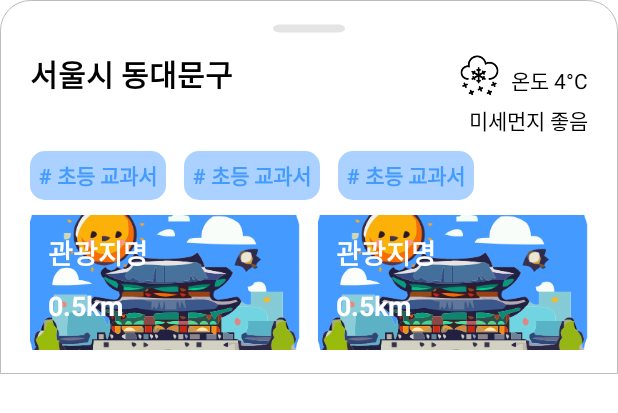
After one commit to ParkChiUng/My_Ai_Tirp, an Android app: the layout fragment_tour_map_bottom_sheet.xml on its own in the app's theme, with its tools: preview values and no code run, on a phone screen of 412 x 824 dp. The commit adds this screen. Shown: the top 413 px of the screen. Run offline under Robolectric (Android 15) with nearby library versions, the phone set to English and light mode, and no system bars.

Commit message:
[UI] 지도로 보기 화면 구성 - 지도로 보기 화면 레이아웃 - 아래 바텀 시트 레이아웃 - 관광지 상세 바텀시트 레이아웃 - 현재 위치 버튼 ui/#39

```diff
--- /dev/null
+++ b/app/src/main/res/drawable/ic_bottom_sheet_indicator.xml
@@ -0,0 +1,9 @@
+<vector xmlns:android="http://schemas.android.com/apk/res/android"
+    android:width="48dp"
+    android:height="6dp"
+    android:viewportWidth="48"
+    android:viewportHeight="10">
+    <path
+        android:pathData="M48,5C48,6.193 47.526,7.338 46.682,8.182C45.838,9.026 44.694,9.5 43.5,9.5H4.5C3.307,9.5 2.162,9.026 1.318,8.182C0.474,7.338 0,6.193 0,5C0,3.807 0.474,2.662 1.318,1.818C2.162,0.974 3.307,0.5 4.5,0.5H43.5C44.694,0.5 45.838,0.974 46.682,1.818C47.526,2.662 48,3.807 48,5Z"
+        android:fillColor="#E4E4E4"/>
+</vector>
--- /dev/null
+++ b/app/src/main/res/drawable/rectangle_fill_white_border_r20.xml
@@ -0,0 +1,7 @@
+<?xml version="1.0" encoding="utf-8"?>
+<shape xmlns:android="http://schemas.android.com/apk/res/android"
+    android:shape="rectangle">
+    <solid android:color="@color/white"/>
+    <stroke android:width="0.3dp" android:color="@color/gray_400" />
+    <corners android:topRightRadius="20dp" android:topLeftRadius="20dp"/>
+</shape>
--- /dev/null
+++ b/app/src/main/res/layout/fragment_tour_map_bottom_sheet.xml
@@ -0,0 +1,104 @@
+<?xml version="1.0" encoding="utf-8"?>
+<androidx.constraintlayout.widget.ConstraintLayout xmlns:android="http://schemas.android.com/apk/res/android"
+    xmlns:app="http://schemas.android.com/apk/res-auto"
+    xmlns:tools="http://schemas.android.com/tools"
+    android:layout_width="match_parent"
+    android:layout_height="wrap_content"
+    android:background="@drawable/rectangle_fill_white_border_r20"
+    android:maxHeight="300dp"
+    android:paddingBottom="16dp"
+    app:behavior_draggable="true"
+    app:behavior_hideable="true"
+    app:behavior_peekHeight="124dp"
+    app:layout_behavior="@string/bottom_sheet_behavior">
+
+    <androidx.appcompat.widget.AppCompatImageView
+        android:id="@+id/indicator_bottom_sheet"
+        android:layout_width="wrap_content"
+        android:layout_height="wrap_content"
+        android:layout_gravity="center_horizontal"
+        android:layout_marginTop="16dp"
+        android:src="@drawable/ic_bottom_sheet_indicator"
+        app:layout_constraintBottom_toTopOf="@id/tv_tour_map_bottom_sheet_loc_name"
+        app:layout_constraintEnd_toEndOf="parent"
+        app:layout_constraintStart_toStartOf="parent"
+        app:layout_constraintTop_toTopOf="parent" />
+
+    <com.google.android.material.textview.MaterialTextView
+        android:id="@+id/tv_tour_map_bottom_sheet_loc_name"
+        android:layout_width="wrap_content"
+        android:layout_height="wrap_content"
+        android:layout_marginStart="20dp"
+        android:layout_marginTop="12dp"
+        android:textColor="@color/black"
+        android:maxLines="1"
+        android:textSize="20sp"
+        android:textStyle="bold"
+        app:layout_constraintStart_toStartOf="parent"
+        app:layout_constraintTop_toBottomOf="@+id/indicator_bottom_sheet"
+        tools:text="서울시 동대문구" />
+
+    <androidx.appcompat.widget.AppCompatImageView
+        android:id="@+id/iv_tour_map_bottom_sheet_weather"
+        android:layout_width="0dp"
+        android:layout_height="0dp"
+        android:layout_marginEnd="6dp"
+        android:scaleType="centerCrop"
+        app:layout_constraintBottom_toBottomOf="@id/tv_tour_map_bottom_sheet_loc_name"
+        app:layout_constraintDimensionRatio="1:1"
+        app:layout_constraintEnd_toStartOf="@id/tv_tour_map_bottom_sheet_loc_temperature"
+        app:layout_constraintTop_toTopOf="@id/tv_tour_map_bottom_sheet_loc_name"
+        tools:src="@drawable/ic_weather_snowing" />
+
+    <com.google.android.material.textview.MaterialTextView
+        android:id="@+id/tv_tour_map_bottom_sheet_loc_temperature"
+        android:layout_width="wrap_content"
+        android:layout_height="0dp"
+        android:layout_marginStart="20dp"
+        android:layout_marginEnd="20dp"
+        android:textColor="@color/black"
+        android:textSize="14sp"
+        android:maxLines="1"
+        app:layout_constraintBottom_toBottomOf="@id/tv_tour_map_bottom_sheet_loc_name"
+        app:layout_constraintEnd_toEndOf="parent"
+        tools:text="온도 4°C" />
+
+    <com.google.android.material.textview.MaterialTextView
+        android:id="@+id/tv_tour_map_bottom_sheet_loc_dust"
+        android:layout_width="wrap_content"
+        android:layout_height="wrap_content"
+        android:layout_marginStart="20dp"
+        android:layout_marginTop="6dp"
+        android:textColor="@color/black"
+        android:textSize="14sp"
+        android:maxLines="1"
+        app:layout_constraintEnd_toEndOf="@id/tv_tour_map_bottom_sheet_loc_temperature"
+        app:layout_constraintTop_toBottomOf="@id/tv_tour_map_bottom_sheet_loc_temperature"
+        tools:text="미세먼지 좋음" />
+
+    <androidx.recyclerview.widget.RecyclerView
+        android:id="@+id/rv_tour_map_bottom_sheet_tag"
+        android:layout_width="0dp"
+        android:layout_height="wrap_content"
+        android:layout_marginTop="10dp"
+        android:orientation="horizontal"
+        tools:listitem="@layout/item_tour_map_bottom_sheet_tag"
+        app:layoutManager="androidx.recyclerview.widget.LinearLayoutManager"
+        app:layout_constraintEnd_toEndOf="@id/tv_tour_map_bottom_sheet_loc_temperature"
+        app:layout_constraintStart_toStartOf="@id/tv_tour_map_bottom_sheet_loc_name"
+        app:layout_constraintTop_toBottomOf="@id/tv_tour_map_bottom_sheet_loc_dust" />
+
+    <androidx.recyclerview.widget.RecyclerView
+        android:id="@+id/rv_tour_map_bottom_sheet_tour"
+        android:layout_width="0dp"
+        android:layout_height="wrap_content"
+        android:layout_marginTop="10dp"
+        android:layout_marginBottom="10dp"
+        android:orientation="horizontal"
+        tools:listitem="@layout/item_tour_map_bottom_sheet_tour"
+        app:layoutManager="androidx.recyclerview.widget.LinearLayoutManager"
+        app:layout_constraintEnd_toEndOf="@+id/rv_tour_map_bottom_sheet_tag"
+        app:layout_constraintStart_toStartOf="@id/rv_tour_map_bottom_sheet_tag"
+        app:layout_constraintTop_toBottomOf="@+id/rv_tour_map_bottom_sheet_tag" />
+
+</androidx.constraintlayout.widget.ConstraintLayout>
--- /dev/null
+++ b/app/src/main/res/layout/item_tour_map_bottom_sheet_tag.xml
@@ -0,0 +1,23 @@
+<?xml version="1.0" encoding="utf-8"?>
+<androidx.constraintlayout.widget.ConstraintLayout xmlns:android="http://schemas.android.com/apk/res/android"
+    xmlns:app="http://schemas.android.com/apk/res-auto"
+    xmlns:tools="http://schemas.android.com/tools"
+    android:layout_marginEnd="12dp"
+    android:layout_width="wrap_content"
+    android:layout_height="wrap_content">
+
+    <com.google.android.material.textview.MaterialTextView
+        android:id="@+id/tv_item_tour_map_bottom_sheet_tag_name"
+        android:layout_width="wrap_content"
+        android:layout_height="wrap_content"
+        android:background="@drawable/rectangle_fill_light_blue_10"
+        android:padding="6dp"
+        android:textColor="@color/main_blue"
+        android:textStyle="bold"
+        app:layout_constraintBottom_toBottomOf="parent"
+        app:layout_constraintEnd_toEndOf="parent"
+        app:layout_constraintStart_toStartOf="parent"
+        app:layout_constraintTop_toTopOf="parent"
+        tools:text="# 초등 교과서" />
+
+</androidx.constraintlayout.widget.ConstraintLayout>
--- /dev/null
+++ b/app/src/main/res/layout/item_tour_map_bottom_sheet_tour.xml
@@ -0,0 +1,49 @@
+<?xml version="1.0" encoding="utf-8"?>
+<androidx.constraintlayout.widget.ConstraintLayout xmlns:android="http://schemas.android.com/apk/res/android"
+    xmlns:app="http://schemas.android.com/apk/res-auto"
+    xmlns:tools="http://schemas.android.com/tools"
+    android:layout_marginEnd="12dp"
+    android:layout_width="180dp"
+    android:layout_height="90dp">
+
+    <com.google.android.material.imageview.ShapeableImageView
+        android:id="@+id/iv_item_tour_map_bottom_sheet_img"
+        style="@style/tourImgRound"
+        android:layout_width="0dp"
+        android:layout_height="0dp"
+        android:scaleType="centerCrop"
+        app:layout_constraintBottom_toBottomOf="parent"
+        app:layout_constraintEnd_toEndOf="parent"
+        app:layout_constraintStart_toStartOf="parent"
+        app:layout_constraintTop_toTopOf="parent"
+        tools:src="@drawable/ic_app" />
+
+    <com.google.android.material.textview.MaterialTextView
+        android:id="@+id/tv_item_tour_map_bottom_sheet_name"
+        android:layout_width="wrap_content"
+        android:layout_height="wrap_content"
+        android:layout_margin="12dp"
+        android:ellipsize="end"
+        android:maxLines="1"
+        android:textColor="@color/white"
+        android:textSize="18sp"
+        android:textStyle="bold"
+        app:layout_constraintStart_toStartOf="parent"
+        app:layout_constraintTop_toTopOf="parent"
+        tools:text="관광지명" />
+
+    <com.google.android.material.textview.MaterialTextView
+        android:id="@+id/tv_item_tour_map_bottom_sheet_dist"
+        android:layout_width="wrap_content"
+        android:layout_height="wrap_content"
+        android:layout_marginTop="12dp"
+        android:ellipsize="end"
+        android:maxLines="1"
+        android:textColor="@color/white"
+        android:textSize="18sp"
+        android:textStyle="bold"
+        app:layout_constraintStart_toStartOf="@id/tv_item_tour_map_bottom_sheet_name"
+        app:layout_constraintTop_toBottomOf="@id/tv_item_tour_map_bottom_sheet_name"
+        tools:text="0.5km" />
+
+</androidx.constraintlayout.widget.ConstraintLayout>
```
Also changed, not shown: app/src/main/res/layout/fragment_tour_map.xml (+22 -0 lines), app/src/main/res/layout/fragment_tour_map_detail_bottom_sheet.xml (added, +76 -0 lines), app/src/main/res/drawable/ic_like.png (added), app/src/main/res/drawable/ic_like_selected.png (added), app/src/main/res/drawable/ic_weather_cloud.png (added), app/src/main/res/drawable/ic_weather_rainy.png (added), app/src/main/res/drawable/ic_weather_snowing.png (added), app/src/main/res/drawable/ic_weather_sunny.png (added).
